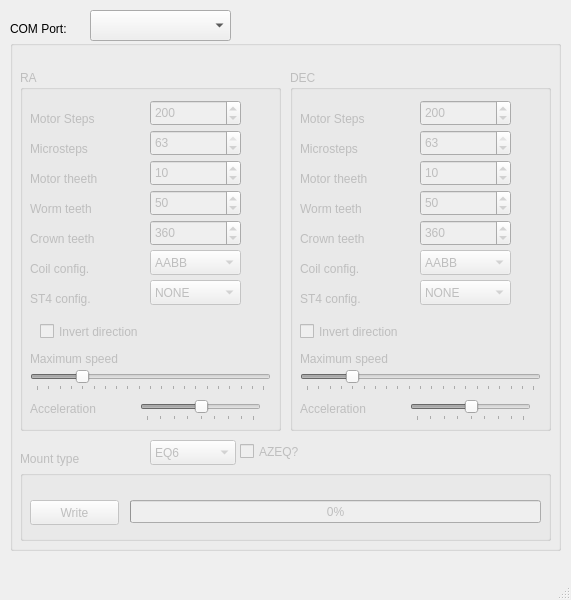
First picture: the form in mainwindow.ui, repository ahp-electronics/gt-configurator, before the edit.
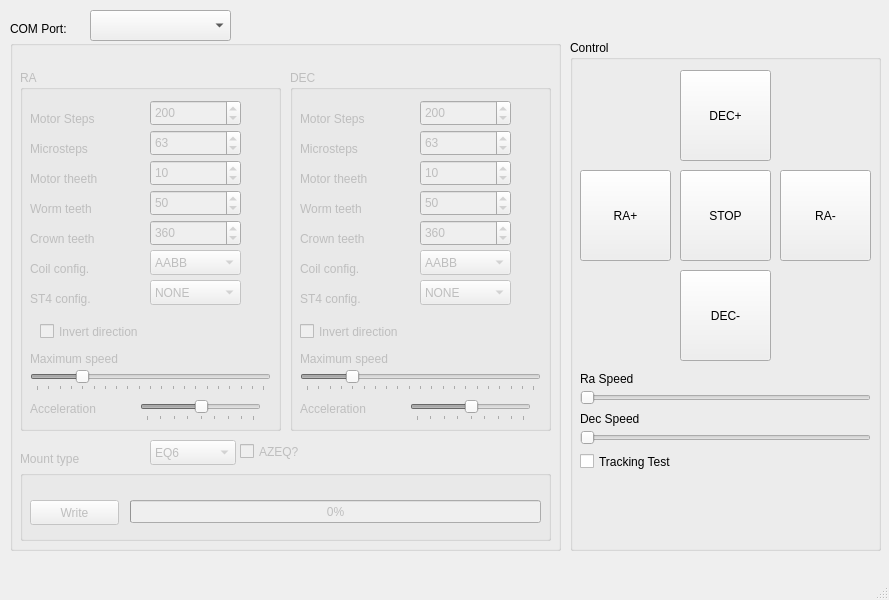
Second picture: the form after the edit.

Commit message: Added control group

```diff
--- a/mainwindow.ui
+++ b/mainwindow.ui
@@ -6,7 +6,7 @@
    <rect>
     <x>0</x>
     <y>0</y>
-    <width>571</width>
+    <width>889</width>
     <height>600</height>
    </rect>
   </property>
@@ -73,8 +73,11 @@
         <height>26</height>
        </rect>
       </property>
+      <property name="minimum">
+       <number>1</number>
+      </property>
       <property name="maximum">
-       <number>1000</number>
+       <number>16777215</number>
       </property>
       <property name="value">
        <number>200</number>
@@ -92,8 +95,11 @@
         <height>26</height>
        </rect>
       </property>
+      <property name="minimum">
+       <number>1</number>
+      </property>
       <property name="maximum">
-       <number>63</number>
+       <number>127</number>
       </property>
       <property name="value">
        <number>63</number>
@@ -108,8 +114,11 @@
         <height>26</height>
        </rect>
       </property>
+      <property name="minimum">
+       <number>1</number>
+      </property>
       <property name="maximum">
-       <number>500</number>
+       <number>16777215</number>
       </property>
       <property name="value">
        <number>50</number>
@@ -124,8 +133,11 @@
         <height>26</height>
        </rect>
       </property>
+      <property name="minimum">
+       <number>1</number>
+      </property>
       <property name="maximum">
-       <number>5000</number>
+       <number>16777215</number>
       </property>
       <property name="value">
        <number>360</number>
@@ -263,8 +275,11 @@
         <height>26</height>
        </rect>
       </property>
+      <property name="minimum">
+       <number>1</number>
+      </property>
       <property name="maximum">
-       <number>500</number>
+       <number>16777215</number>
       </property>
       <property name="value">
        <number>10</number>
@@ -535,8 +550,11 @@
         <height>26</height>
        </rect>
       </property>
+      <property name="minimum">
+       <number>1</number>
+      </property>
       <property name="maximum">
-       <number>1000</number>
+       <number>16777215</number>
       </property>
       <property name="value">
        <number>200</number>
@@ -554,8 +572,11 @@
         <height>26</height>
        </rect>
       </property>
+      <property name="minimum">
+       <number>1</number>
+      </property>
       <property name="maximum">
-       <number>63</number>
+       <number>127</number>
       </property>
       <property name="value">
        <number>63</number>
@@ -570,8 +591,11 @@
         <height>26</height>
        </rect>
       </property>
+      <property name="minimum">
+       <number>1</number>
+      </property>
       <property name="maximum">
-       <number>500</number>
+       <number>16777215</number>
       </property>
       <property name="value">
        <number>50</number>
@@ -586,8 +610,11 @@
         <height>26</height>
        </rect>
       </property>
+      <property name="minimum">
+       <number>1</number>
+      </property>
       <property name="maximum">
-       <number>5000</number>
+       <number>16777215</number>
       </property>
       <property name="value">
        <number>360</number>
@@ -725,8 +752,11 @@
         <height>26</height>
        </rect>
       </property>
+      <property name="minimum">
+       <number>1</number>
+      </property>
       <property name="maximum">
-       <number>500</number>
+       <number>16777215</number>
       </property>
       <property name="value">
        <number>10</number>
@@ -842,13 +872,156 @@
      </widget>
     </widget>
    </widget>
+   <widget class="QGroupBox" name="groupBox">
+    <property name="geometry">
+     <rect>
+      <x>570</x>
+      <y>40</y>
+      <width>311</width>
+      <height>511</height>
+     </rect>
+    </property>
+    <property name="title">
+     <string>Control</string>
+    </property>
+    <widget class="QPushButton" name="Dec_P">
+     <property name="geometry">
+      <rect>
+       <x>110</x>
+       <y>30</y>
+       <width>91</width>
+       <height>91</height>
+      </rect>
+     </property>
+     <property name="text">
+      <string>DEC+</string>
+     </property>
+    </widget>
+    <widget class="QPushButton" name="Ra_P">
+     <property name="geometry">
+      <rect>
+       <x>10</x>
+       <y>130</y>
+       <width>91</width>
+       <height>91</height>
+      </rect>
+     </property>
+     <property name="text">
+      <string>RA+</string>
+     </property>
+    </widget>
+    <widget class="QPushButton" name="Ra_N">
+     <property name="geometry">
+      <rect>
+       <x>210</x>
+       <y>130</y>
+       <width>91</width>
+       <height>91</height>
+      </rect>
+     </property>
+     <property name="text">
+      <string>RA-</string>
+     </property>
+    </widget>
+    <widget class="QPushButton" name="Stop">
+     <property name="geometry">
+      <rect>
+       <x>110</x>
+       <y>130</y>
+       <width>91</width>
+       <height>91</height>
+      </rect>
+     </property>
+     <property name="text">
+      <string>STOP</string>
+     </property>
+    </widget>
+    <widget class="QPushButton" name="Dec_N">
+     <property name="geometry">
+      <rect>
+       <x>110</x>
+       <y>230</y>
+       <width>91</width>
+       <height>91</height>
+      </rect>
+     </property>
+     <property name="text">
+      <string>DEC-</string>
+     </property>
+    </widget>
+    <widget class="QSlider" name="Ra_Speed">
+     <property name="geometry">
+      <rect>
+       <x>10</x>
+       <y>350</y>
+       <width>291</width>
+       <height>16</height>
+      </rect>
+     </property>
+     <property name="orientation">
+      <enum>Qt::Horizontal</enum>
+     </property>
+    </widget>
+    <widget class="QLabel" name="label_21">
+     <property name="geometry">
+      <rect>
+       <x>10</x>
+       <y>330</y>
+       <width>91</width>
+       <height>17</height>
+      </rect>
+     </property>
+     <property name="text">
+      <string>Ra Speed</string>
+     </property>
+    </widget>
+    <widget class="QLabel" name="label_22">
+     <property name="geometry">
+      <rect>
+       <x>10</x>
+       <y>370</y>
+       <width>91</width>
+       <height>17</height>
+      </rect>
+     </property>
+     <property name="text">
+      <string>Dec Speed</string>
+     </property>
+    </widget>
+    <widget class="QSlider" name="Dec_Speed">
+     <property name="geometry">
+      <rect>
+       <x>10</x>
+       <y>390</y>
+       <width>291</width>
+       <height>16</height>
+      </rect>
+     </property>
+     <property name="orientation">
+      <enum>Qt::Horizontal</enum>
+     </property>
+    </widget>
+    <widget class="QCheckBox" name="Tracking">
+     <property name="geometry">
+      <rect>
+       <x>10</x>
+       <y>410</y>
+       <width>141</width>
+       <height>23</height>
+      </rect>
+     </property>
+     <property name="text">
+      <string>Tracking Test</string>
+     </property>
+    </widget>
+   </widget>
   </widget>
   <widget class="QMenuBar" name="menubar">
    <property name="geometry">
     <rect>
      <x>0</x>
      <y>0</y>
-     <width>571</width>
+     <width>889</width>
      <height>22</height>
     </rect>
    </property>
```
The commit also changes 2 other files.
